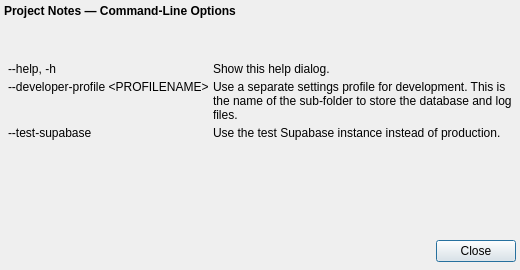
Old version of the form helpdialog.ui in the repository kestermckinney/ProjectNotes.
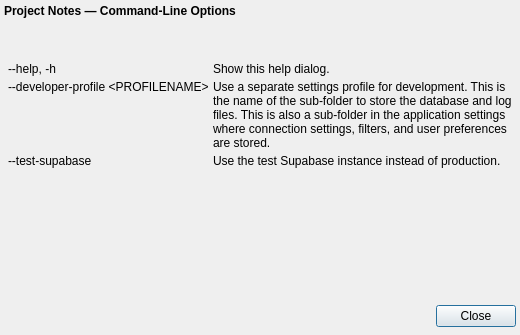
New version of the form.

Commit message: updated --help dialog and added comments around subscription status being lower case.  Also fixed subscription checking

```diff
--- a/helpdialog.ui
+++ b/helpdialog.ui
@@ -10,7 +10,7 @@
     <x>0</x>
     <y>0</y>
     <width>520</width>
-    <height>270</height>
+    <height>335</height>
    </rect>
   </property>
   <property name="windowTitle">
@@ -44,7 +44,7 @@
       </sizepolicy>
      </property>
      <property name="text">
-      <string>&lt;html&gt;&lt;head/&gt;&lt;body&gt;&lt;p&gt;&lt;span style=&quot; font-weight:700;&quot;&gt;Project Notes — Command-Line Options&lt;/span&gt;&lt;/p&gt;&lt;p&gt;&lt;br/&gt;&lt;/p&gt;&lt;table border=&quot;0&quot; style=&quot; margin-top:0px; margin-bottom:0px; margin-left:0px; margin-right:0px;&quot; cellspacing=&quot;4&quot; cellpadding=&quot;0&quot;&gt;&lt;tr&gt;&lt;td&gt;&lt;p&gt;&lt;span style=&quot; font-family:'Noto Sans Mono';&quot;&gt;--help, -h&lt;/span&gt;&lt;/p&gt;&lt;/td&gt;&lt;td&gt;&lt;p&gt;Show this help dialog.&lt;/p&gt;&lt;/td&gt;&lt;/tr&gt;&lt;tr&gt;&lt;td&gt;&lt;p&gt;&lt;span style=&quot; font-family:'Noto Sans Mono';&quot;&gt;--developer-profile &amp;lt;PROFILENAME&amp;gt;&lt;/span&gt;&lt;/p&gt;&lt;/td&gt;&lt;td&gt;&lt;p&gt;Use a separate settings profile for development.  This is the name of the sub-folder to store the database and log files.&lt;/p&gt;&lt;/td&gt;&lt;/tr&gt;&lt;tr&gt;&lt;td&gt;&lt;p&gt;&lt;span style=&quot; font-family:'Noto Sans Mono';&quot;&gt;--test-supabase&lt;/span&gt;&lt;/p&gt;&lt;/td&gt;&lt;td&gt;&lt;p&gt;Use the test Supabase instance instead of production.&lt;/p&gt;&lt;/td&gt;&lt;/tr&gt;&lt;/table&gt;&lt;/body&gt;&lt;/html&gt;</string>
+      <string>&lt;html&gt;&lt;head/&gt;&lt;body&gt;&lt;p&gt;&lt;span style=&quot; font-weight:700;&quot;&gt;Project Notes — Command-Line Options&lt;/span&gt;&lt;/p&gt;&lt;p&gt;&lt;br/&gt;&lt;/p&gt;&lt;table border=&quot;0&quot; style=&quot; margin-top:0px; margin-bottom:0px; margin-left:0px; margin-right:0px;&quot; cellspacing=&quot;4&quot; cellpadding=&quot;0&quot;&gt;&lt;tr&gt;&lt;td&gt;&lt;p&gt;&lt;span style=&quot; font-family:'Noto Sans Mono';&quot;&gt;--help, -h&lt;/span&gt;&lt;/p&gt;&lt;/td&gt;&lt;td&gt;&lt;p&gt;Show this help dialog.&lt;/p&gt;&lt;/td&gt;&lt;/tr&gt;&lt;tr&gt;&lt;td&gt;&lt;p&gt;&lt;span style=&quot; font-family:'Noto Sans Mono';&quot;&gt;--developer-profile &amp;lt;PROFILENAME&amp;gt;&lt;/span&gt;&lt;/p&gt;&lt;/td&gt;&lt;td&gt;&lt;p&gt;Use a separate settings profile for development. This is the name of the sub-folder to store the database and log files.  This is also a sub-folder in the application settings where connection settings, filters, and user preferences are stored.&lt;/p&gt;&lt;/td&gt;&lt;/tr&gt;&lt;tr&gt;&lt;td&gt;&lt;p&gt;&lt;span style=&quot; font-family:'Noto Sans Mono';&quot;&gt;--test-supabase&lt;/span&gt;&lt;/p&gt;&lt;/td&gt;&lt;td&gt;&lt;p&gt;Use the test Supabase instance instead of production.&lt;/p&gt;&lt;/td&gt;&lt;/tr&gt;&lt;/table&gt;&lt;/body&gt;&lt;/html&gt;</string>
      </property>
      <property name="textFormat">
       <enum>Qt::TextFormat::RichText</enum>
```
The commit also changes 2 other files.
